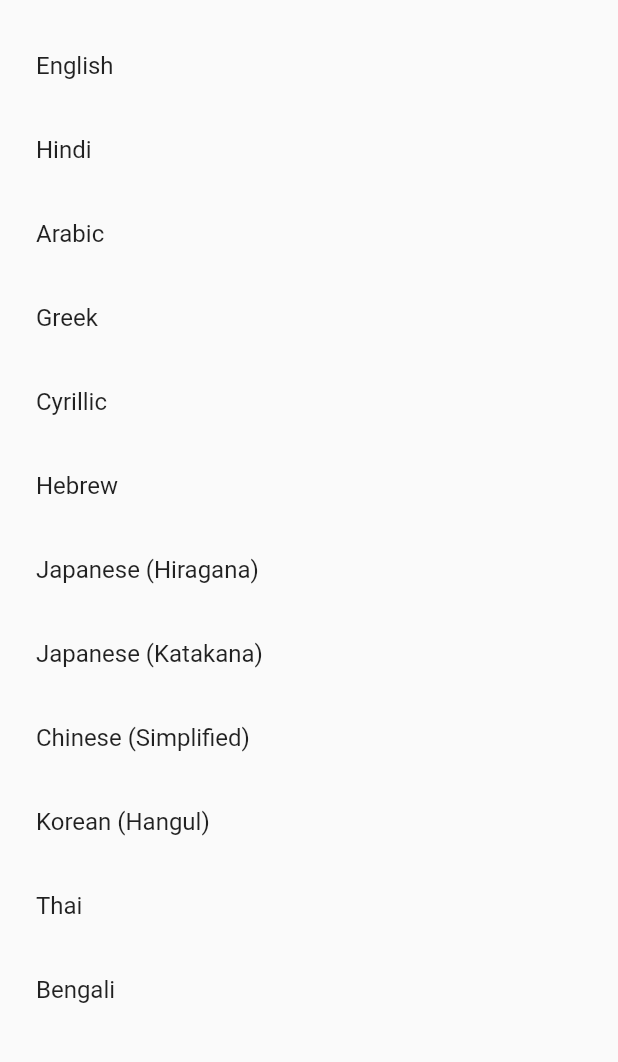
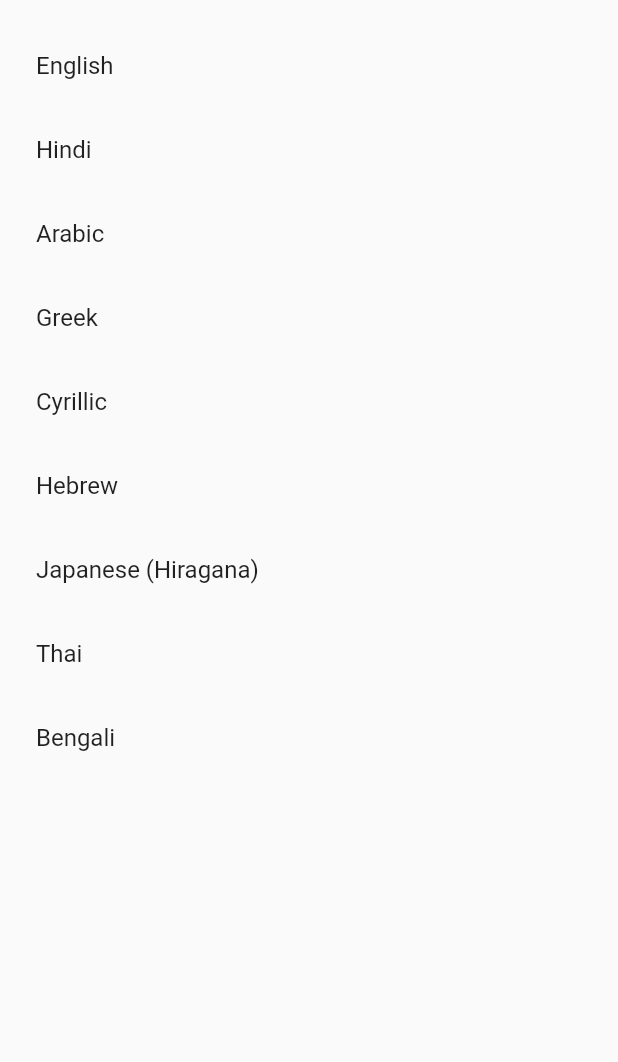
Before and after one commit to samptn/language_app, a Flutter app: the screen it shows after launch, on a phone screen of 412 x 824 dp, the part 162-1224 px from its top. Run offline on Flutter 3.47's test engine with Material 3 defaults, Android fonts, the phone set to English and light mode, and no system bars; our stand-ins replace bloc, equatable, flutter_bloc, go_router, google_fonts, lottie.

Commit message:
Few modifications

```diff
--- a/lib/data/mock_data.dart
+++ b/lib/data/mock_data.dart
@@ -48,27 +48,27 @@ final List<Map<String, dynamic>> popularLanguages = [
     "size": 96, // Number of characters in the Hiragana block
     "script": "Hiragana",
   },
-  {
-    "name": "Japanese (Katakana)",
-    "startIndex": 12448, // Decimal for U+30A0
-    "startHex": "U+30A0", // Unicode in hex for Katakana start
-    "size": 96, // Number of characters in the Katakana block
-    "script": "Katakana",
-  },
-  {
-    "name": "Chinese (Simplified)",
-    "startIndex": 19968, // Decimal for U+4E00
-    "startHex": "U+4E00", // Unicode in hex for CJK Unified Ideographs start
-    "size": 20992, // Number of characters in the block
-    "script": "Han",
-  },
-  {
-    "name": "Korean (Hangul)",
-    "startIndex": 44032, // Decimal for U+AC00
-    "startHex": "U+AC00", // Unicode in hex for Hangul syllables start
-    "size": 11172, // Number of characters in the block
-    "script": "Hangul",
-  },
+  // {
+  //   "name": "Japanese (Katakana)",
+  //   "startIndex": 12448, // Decimal for U+30A0
+  //   "startHex": "U+30A0", // Unicode in hex for Katakana start
+  //   "size": 96, // Number of characters in the Katakana block
+  //   "script": "Katakana",
+  // },
+  // {
+  //   "name": "Chinese (Simplified)",
+  //   "startIndex": 19968, // Decimal for U+4E00
+  //   "startHex": "U+4E00", // Unicode in hex for CJK Unified Ideographs start
+  //   "size": 20992, // Number of characters in the block
+  //   "script": "Han",
+  // },
+  // {
+  //   "name": "Korean (Hangul)",
+  //   "startIndex": 44032, // Decimal for U+AC00
+  //   "startHex": "U+AC00", // Unicode in hex for Hangul syllables start
+  //   "size": 11172, // Number of characters in the block
+  //   "script": "Hangul",
+  // },
   {
     "name": "Thai",
     "startIndex": 3584, // Decimal for U+0E00
--- a/lib/views/alphabets_screen.dart
+++ b/lib/views/alphabets_screen.dart
@@ -1,5 +1,5 @@
 import 'package:flutter/material.dart';
-import 'package:flutter_application_1/models/language.dart';
+import '/models/language.dart';
 
 import '../styles/fonts.dart';
 
@@ -15,6 +15,7 @@ class AlphabetsScreen extends StatefulWidget {
 }
 
 class _AlphabetsScreenState extends State<AlphabetsScreen> {
+  final _scrollController = ScrollController();
   @override
   void initState() {
     super.initState();
@@ -32,6 +33,7 @@ class _AlphabetsScreenState extends State<AlphabetsScreen> {
     return Scaffold(
       body: SafeArea(
         child: ListView(
+          controller: _scrollController,
           children: [
             // create a nice ui header for the language
             Padding(
--- a/lib/views/home_screen.dart
+++ b/lib/views/home_screen.dart
@@ -1,11 +1,12 @@
 import 'package:flutter/material.dart';
 import 'package:flutter_bloc/flutter_bloc.dart';
 import 'package:go_router/go_router.dart';
-import 'package:lottie/lottie.dart';
+
 import '../bloc/home_bloc.dart';
 import '../routes/app_pages.dart';
 import '/styles/fonts.dart';
 import '/widgets/custom_form_field.dart';
+import '/widgets/loading_indicator.dart';
 
 class HomeScreen extends StatefulWidget {
   const HomeScreen({super.key});
@@ -55,14 +56,7 @@ class _HomeScreenState extends State<HomeScreen> {
                 BlocBuilder<HomeBloc, HomeState>(
                   builder: (context, state) {
                     if (state is HomeLoading) {
-                      return Center(
-                        child: Lottie.asset(
-                          'assets/animations/loading.json',
-                          // width: 200,
-                          // height: 200,
-                          // fit: BoxFit.contain,
-                        ),
-                      );
+                      return const LoadingIndicator();
                     }
 
                     if (state is HomeLoaded) {
```
Also changed, not shown: lib/bloc/alphabets_bloc.dart (added, +13 -0 lines), lib/bloc/alphabets_event.dart (added, +8 -0 lines), lib/bloc/alphabets_state.dart (added, +10 -0 lines), lib/widgets/loading_indicator.dart (added, +18 -0 lines).
